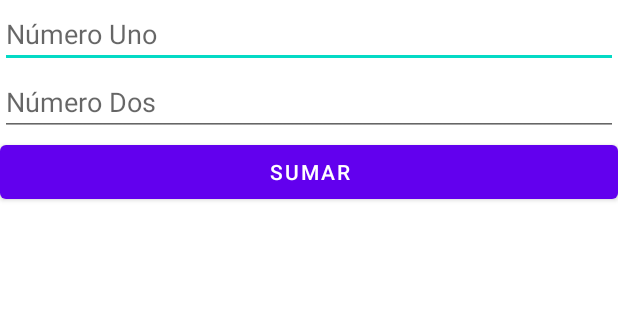
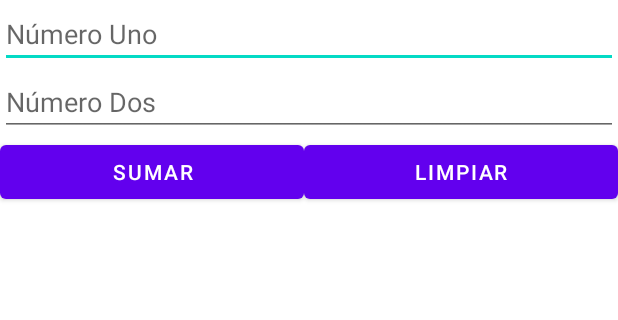
Before and after one commit to michaeltb9624/Calculadora, an Android app: the screen it shows after launch (MainActivity), on a phone screen of 412 x 824 dp, the part 133-453 px from its top. Run offline under Robolectric (Android 15) with nearby library versions, the phone set to English and light mode, and no system bars.

```diff
--- a/app/src/main/java/com/example/calculadora/MainActivity.java
+++ b/app/src/main/java/com/example/calculadora/MainActivity.java
@@ -45,4 +45,11 @@ public class MainActivity extends AppCompatActivity {
         }
      return true;
     }
+
+    public void limpiar(View v){
+        num1.setText("");
+        num2.setText("");
+        resultado.setText("");
+        num1.requestFocus();
+    }
 }
--- a/app/src/main/res/layout/activity_main.xml
+++ b/app/src/main/res/layout/activity_main.xml
@@ -32,16 +32,34 @@
         android:hint="@string/numero_dos"
         android:inputType="numberSigned|number|textPersonName" />
 
-    <Button
-        android:id="@+id/btnCalcular"
+    <LinearLayout
         android:layout_width="match_parent"
         android:layout_height="wrap_content"
-        android:onClick="calcular"
-        android:text="@string/calcular" />
+        android:orientation="horizontal">
+
+        <Button
+            android:id="@+id/btnSumar"
+            android:layout_width="wrap_content"
+            android:layout_height="wrap_content"
+            android:layout_weight="1"
+            android:onClick="calcular"
+            android:text="@string/calcular" />
+
+        <Button
+            android:id="@+id/btnLimpiar"
+            android:layout_width="wrap_content"
+            android:layout_height="wrap_content"
+            android:layout_weight="1"
+            android:onClick="limpiar"
+            android:text="@string/limpiar" />
+
+    </LinearLayout>
 
     <TextView
         android:id="@+id/lblResultado"
         android:layout_width="match_parent"
-        android:layout_height="wrap_content" />
+        android:layout_height="wrap_content"
+        android:textAlignment="center"
+        android:textStyle="bold" />
 
 </LinearLayout>
--- a/app/src/main/res/values/strings.xml
+++ b/app/src/main/res/values/strings.xml
@@ -6,4 +6,5 @@
     <string name="calcular">Sumar</string>
     <string name="mensaje_error_numero_uno">Digite el número uno</string>
     <string name="mensaje_error_numero_dos">Digite el número dos</string>
+    <string name="limpiar">Limpiar</string>
 </resources>
```
Also changed, not shown: 1 other file.
